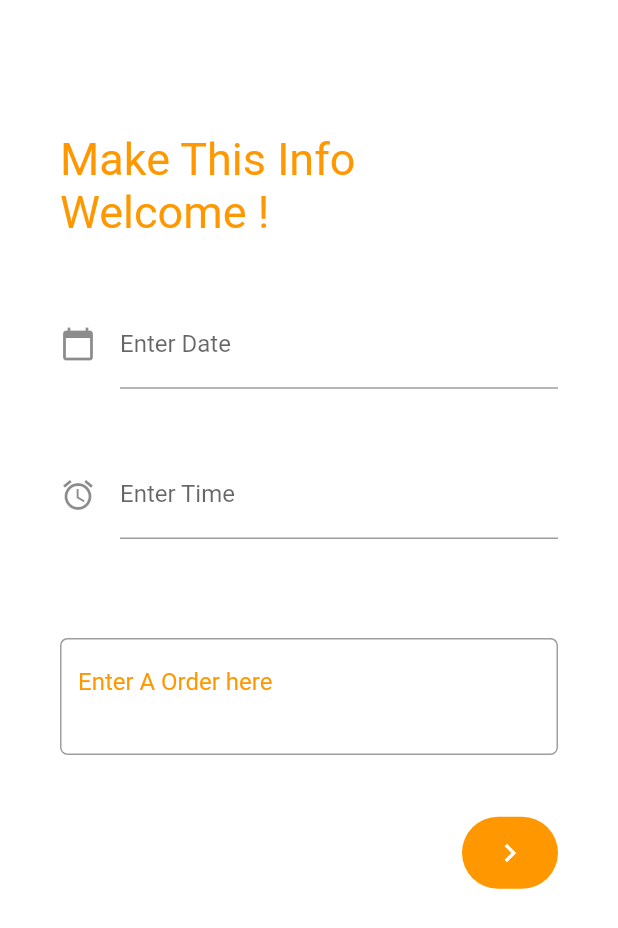
After one commit to MOHAMEDREDABOUAMOUD/Jobbing-App-flutter, a Flutter app: the InfoScreen screen opened directly, on a phone screen of 412 x 824 dp. The commit adds this screen. Shown: the top 928 px of the screen. Run offline on Flutter 3.47's test engine with Material 2 defaults, Android fonts, the phone set to English and light mode, and no system bars; our stand-ins replace cloud_firestore, firebase_auth, firebase_core, firebase_storage, flutter_credit_card, flutter_rating_bar and 5 more; missing offline and left inert: cross_file_image, dart:ffi, flutter_facebook_auth, flutter_login_facebook, flutter_phone_direct_caller; accounts and stored records are empty.

Commit message:
PFA-flutter

```diff
--- /dev/null
+++ b/signin_signup/lib/pages/info_perso_screen.dart
@@ -0,0 +1,156 @@
+import 'package:flutter/material.dart';
+import 'package:intl/intl.dart';
+import 'package:signin_signup/pages/payment_screen.dart';
+
+class InfoScreen extends StatefulWidget {
+  const InfoScreen({Key? key}) : super(key: key);
+
+  @override
+  State<InfoScreen> createState() => _InfoScreenState();
+}
+
+class _InfoScreenState extends State<InfoScreen> {
+  DateTime? selectedDate;
+  TimeOfDay selectedTime = TimeOfDay.now();
+  TextEditingController dateController = TextEditingController();
+  TextEditingController timeController = TextEditingController();
+
+  void _showTimePicker() async {
+    final TimeOfDay? pickedTime = await showTimePicker(
+      context: context,
+      initialTime: selectedTime,
+    );
+    if (pickedTime != null) {
+      setState(() {
+        selectedTime = pickedTime;
+        timeController.text =
+            DateFormat("hh:mm a").format(DateTime(2000, 1, 1, pickedTime.hour, pickedTime.minute));
+      });
+    }
+  }
+
+  void _showDatePicker() async {
+    final DateTime? pickedDate = await showDatePicker(
+      context: context,
+      initialDate: DateTime.now(),
+      firstDate: DateTime(2000),
+      lastDate: DateTime(2100),
+    );
+    if (pickedDate != null) {
+      setState(() {
+        selectedDate = pickedDate;
+        dateController.text = DateFormat("yyyy-MM-dd").format(pickedDate);
+      });
+    }
+  }
+
+  final GlobalKey<FormState> formkey = GlobalKey<FormState>();
+
+  @override
+  void initState() {
+    super.initState();
+    dateController.text = "";
+    timeController.text = "";
+  }
+
+  @override
+  Widget build(BuildContext context) {
+    final double height = MediaQuery.of(context).size.height;
+    final GlobalKey<ScaffoldState> _scaffoldKey = GlobalKey<ScaffoldState>();
+
+    return Scaffold(
+  appBar: AppBar(
+    backgroundColor: Colors.white,
+    elevation: 0,
+  ),
+  backgroundColor: Colors.white,
+  body: SingleChildScrollView(
+    child: Container(
+      padding: const EdgeInsets.only(left: 40, right: 40),
+      child: Form(
+        key: formkey,
+        child: Column(
+          crossAxisAlignment: CrossAxisAlignment.start,
+          children: [
+            SizedBox(height: height * 0.04),
+            Text(
+              "Make This Info",
+              style: TextStyle(fontSize: 30, color: Colors.orange),
+            ),
+            Text(
+              "Welcome !",
+              style: TextStyle(fontSize: 30, color: Colors.orange),
+            ),
+            SizedBox(height: height * 0.05),
+            TextFormField(
+              controller: dateController,
+              decoration: const InputDecoration(
+                icon: Icon(Icons.calendar_today),
+                labelText: "Enter Date",
+              ),
+              readOnly: true,
+              onTap: _showDatePicker,
+            ),
+            SizedBox(height: height * 0.05),
+            TextFormField(
+              controller: timeController,
+              decoration: InputDecoration(
+                labelText: "Enter Time",
+                icon: Icon(Icons.alarm),
+              ),
+              readOnly: true,
+              onTap: _showTimePicker,
+            ),
+            SizedBox(height: height * 0.08),
+            TextFormField(
+              minLines: 2,
+              maxLines: 5,
+              keyboardType: TextInputType.multiline,
+              decoration: InputDecoration(
+                hintText: "Enter A Order here",
+                hintStyle: TextStyle(
+                  color: Colors.orange,
+                ),
+                border: OutlineInputBorder(
+                  borderRadius: BorderRadius.all(Radius.circular(5)),
+                ),
+              ),
+            ),
+            SizedBox(height: height * 0.05),
+
+          Row(
+  mainAxisAlignment: MainAxisAlignment.end,
+  children: [
+    Container(
+      decoration: BoxDecoration(
+        color: Colors.orange,
+        borderRadius: BorderRadius.circular(100),
+      ),
+      child: ElevatedButton(
+        onPressed: (){
+          //hna areda dir dikchi f database w 3ad ana ndwzk l page d payment w page payment madirhach f database khliha hakak
+          Navigator.push(
+            context,
+            MaterialPageRoute(builder: (context) => PaymentScreen())
+            );
+        },
+        child: Icon(Icons.navigate_next),
+        style: ElevatedButton.styleFrom(
+          primary: Colors.transparent,
+          elevation: 0,
+        ),
+      ),
+    ),
+  ],
+)
+
+
+          ],
+        ),
+      ),
+    ),
+  ),
+);
+
+  }
+}
--- a/signin_signup/pubspec.yaml
+++ b/signin_signup/pubspec.yaml
@@ -49,7 +49,7 @@ dependencies:
   rxdart: ^0.27.7
   geolocator: ^9.0.2
   flutter_phone_direct_caller: ^2.1.1
-
+  flutter_credit_card: ^2.0.0
 dev_dependencies:
   flutter_test:
     sdk: flutter
```
Also changed, not shown: signin_signup/lib/pages/payment_screen.dart (added, +90 -0 lines), signin_signup/lib/pages/profile.dart (+6 -1 lines), signin_signup/pubspec.lock.
